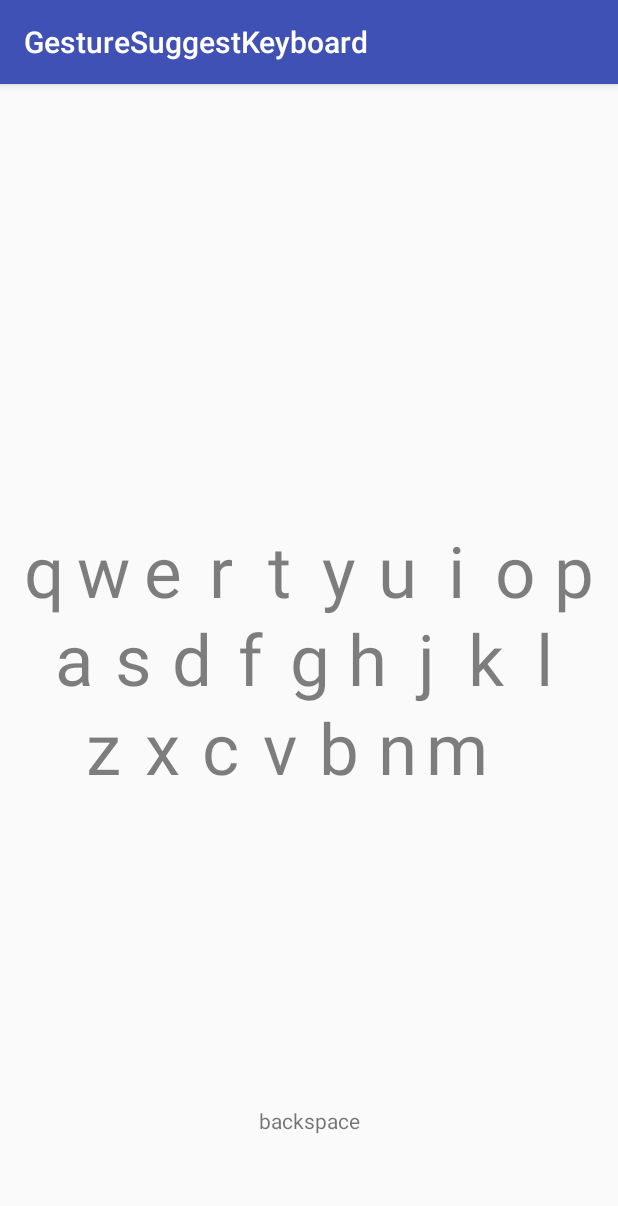
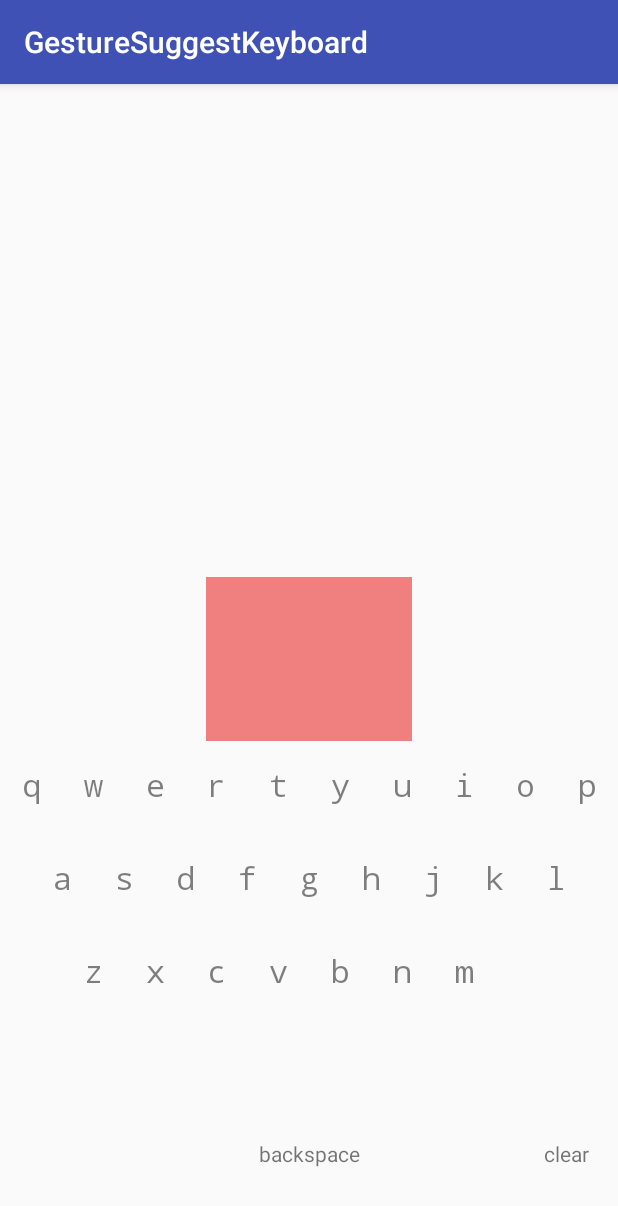
Before and after one commit to pinetree408/GestureSuggestKeyboard, an Android app: the screen it shows after launch (MainActivity), on a phone screen of 412 x 824 dp. Shown: the top 1206 px of the screen. Run offline under Robolectric (Android 15) with nearby library versions, the phone set to English and light mode, and no system bars.

```diff
--- a/app/build.gradle
+++ b/app/build.gradle
@@ -2,7 +2,7 @@ apply plugin: 'com.android.application'
 
 android {
     compileSdkVersion 25
-    buildToolsVersion "25.0.2"
+    buildToolsVersion "26.0.2"
     defaultConfig {
         applicationId "com.pinetree408.research.gesturesuggestkeyboard"
         minSdkVersion 24
--- a/app/src/main/java/com/pinetree408/research/gesturesuggestkeyboard/util/KeyBoardView.java
+++ b/app/src/main/java/com/pinetree408/research/gesturesuggestkeyboard/util/KeyBoardView.java
@@ -8,6 +8,7 @@ import android.content.res.TypedArray;
 import android.graphics.Canvas;
 import android.graphics.Color;
 import android.graphics.Paint;
+import android.graphics.Typeface;
 import android.util.AttributeSet;
 import android.view.View;
 
@@ -98,7 +99,8 @@ public class KeyBoardView extends View {
         double keyWidth = viewWidth / 10;
         double keyHeight = keyWidth * 1.5;
 
-        keyboardPaint.setTextSize((float) (keyHeight * 0.8));
+        keyboardPaint.setTextSize((float) (keyWidth * 0.5));
+        keyboardPaint.setTypeface(Typeface.MONOSPACE);
         keyboardPaint.setColor(Color.parseColor("#80000000"));
 
         if (keyWidthRef == -1.0) {
--- a/app/src/main/res/layout/activity_main.xml
+++ b/app/src/main/res/layout/activity_main.xml
@@ -15,25 +15,51 @@
             android:id="@+id/input"
             android:layout_width="match_parent"
             android:layout_height="0dp"
-            android:layout_weight="1"
+            android:layout_weight="3"
             android:textAlignment="center"
             android:gravity="center"
+            android:textSize="20sp"
             />
-        <TextView
-            android:id="@+id/result"
+        <LinearLayout
             android:layout_width="match_parent"
             android:layout_height="0dp"
             android:layout_weight="1"
-            android:textAlignment="center"
-            android:gravity="center"
-            />
+            android:orientation="horizontal"
+            >
+            <TextView
+                android:id="@+id/result_pre"
+                android:layout_width="0dp"
+                android:layout_height="match_parent"
+                android:layout_weight="1"
+                android:textAlignment="center"
+                android:gravity="center"
+                android:textSize="20sp"
+                />
+            <TextView
+                android:id="@+id/result_main"
+                android:layout_width="0dp"
+                android:layout_height="match_parent"
+                android:layout_weight="1"
+                android:textAlignment="center"
+                android:gravity="center"
+                android:textSize="20sp"
+                android:background="#f08080"
+                />
+            <TextView
+                android:id="@+id/result_next"
+                android:layout_width="0dp"
+                android:layout_height="match_parent"
+                android:layout_weight="1"
+                android:textAlignment="center"
+                android:gravity="center"
+                android:textSize="20sp"
+                />
+        </LinearLayout>
         <com.pinetree408.research.gesturesuggestkeyboard.util.KeyBoardView
             android:id="@+id/tapboard"
             android:layout_width="match_parent"
             android:layout_height="0dp"
             android:layout_weight="2"
-            android:layout_marginRight="10dp"
-            android:layout_marginLeft="10dp"
             />
         <LinearLayout
             android:layout_width="match_parent"
@@ -55,9 +81,13 @@
                 android:text="backspace"
                 />
             <TextView
+                android:id="@+id/clear"
                 android:layout_width="0dp"
                 android:layout_height="match_parent"
                 android:layout_weight="1"
+                android:textAlignment="center"
+                android:gravity="center"
+                android:text="clear"
                 />
         </LinearLayout>
     </LinearLayout>
--- a/build.gradle
+++ b/build.gradle
@@ -5,7 +5,7 @@ buildscript {
         jcenter()
     }
     dependencies {
-        classpath 'com.android.tools.build:gradle:2.3.0'
+        classpath 'com.android.tools.build:gradle:3.0.1'
 
         // NOTE: Do not place your application dependencies here; they belong
         // in the individual module build.gradle files
```
Also changed, not shown: app/src/main/java/com/pinetree408/research/gesturesuggestkeyboard/MainActivity.java (+102 -33 lines), gradle/wrapper/gradle-wrapper.properties.
